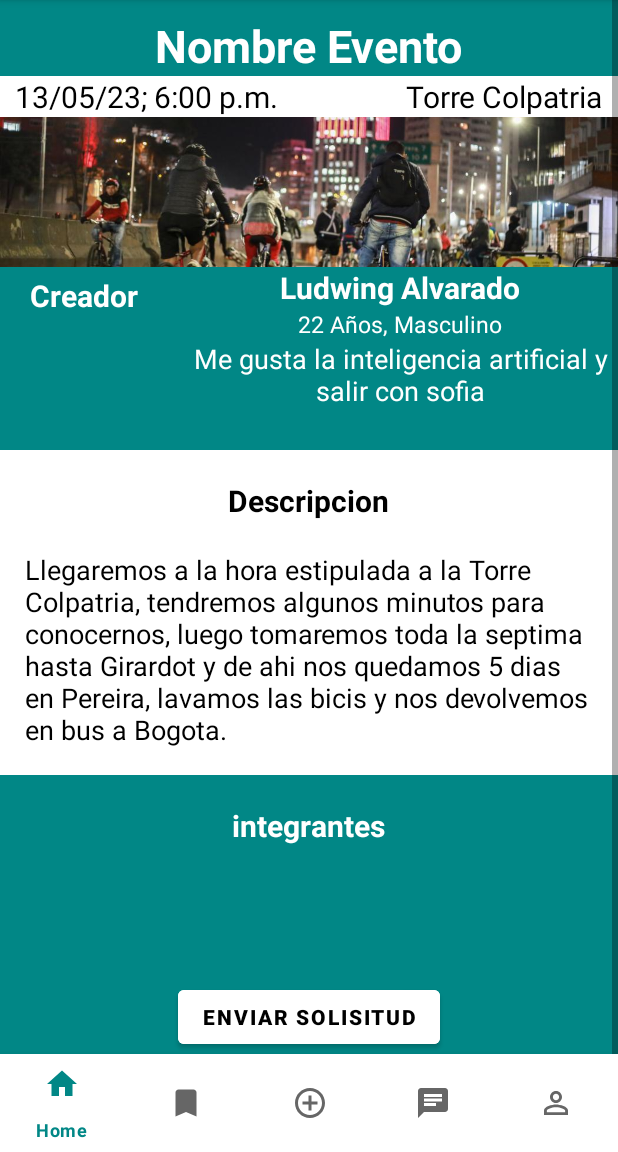
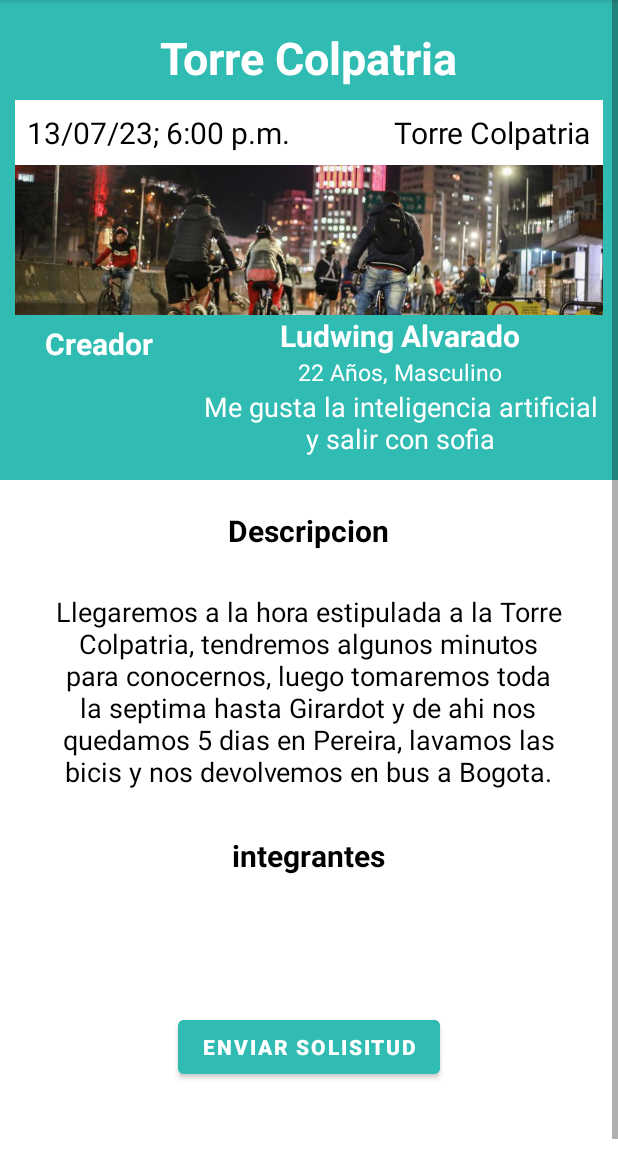
Before and after one commit to juliandvs/Parchelo, an Android app: the Principal screen opened through its navigation route, after a tap on an icon or button, on a phone screen of 412 x 824 dp, the part 84-1236 px from its top. Run offline under Robolectric (Android 15) with nearby library versions, the phone set to English and light mode, and no system bars; our stand-ins replace CircleImageView, Room's generated code, navigation-ui.

Commit message:
Paso de informacion de recycler a evento

```diff
--- a/app/src/main/java/com/example/parchelo/Evento.kt
+++ b/app/src/main/java/com/example/parchelo/Evento.kt
@@ -5,20 +5,29 @@ import androidx.fragment.app.Fragment
 import android.view.LayoutInflater
 import android.view.View
 import android.view.ViewGroup
+import androidx.core.view.isGone
+import androidx.navigation.fragment.navArgs
 import com.example.parchelo.databinding.FragmentEventoBinding
-
+import com.google.android.material.bottomnavigation.BottomNavigationView
 
 
 class Evento : Fragment() {
 
+
+    private val args: EventoArgs by navArgs()
     private lateinit var binding : FragmentEventoBinding
-
+    private lateinit var bar: BottomNavigationView
     override fun onCreateView(
         inflater: LayoutInflater, container: ViewGroup?,
         savedInstanceState: Bundle?
     ): View? {
         binding = FragmentEventoBinding.inflate(inflater, container, false)
         val root = binding.root
+        bar = requireActivity().findViewById(R.id.bottomNavBar)
+        bar.isGone = true
+        binding.tituloEventoDetalles.setText(args.Titulo)
+        binding.fechaEventoDetalles.setText(args.Fecha)
+        binding.tituloEventoDetalles.setText(args.Lugar)
         return root
     }
 
--- a/app/src/main/java/com/example/parchelo/Inicio.kt
+++ b/app/src/main/java/com/example/parchelo/Inicio.kt
@@ -53,7 +53,7 @@ class Inicio : Fragment() {
                 )
                 //Se verifica que el usuario este dentro de la base de datos
                 if(usuario != null){
-                    findNavController().navigate(InicioDirections.actionInicioToPrincipal(Email = binding.textInputLayoutEmail.editText?.text.toString()))
+                    findNavController().navigate(R.id.action_inicio_to_principal)
                 }else{
                     Toast.makeText(requireContext(), "Usuario y/o contraseña no existe.", Toast.LENGTH_LONG).show()
                 }
--- a/app/src/main/java/com/example/parchelo/Principal.kt
+++ b/app/src/main/java/com/example/parchelo/Principal.kt
@@ -1,14 +1,13 @@
 package com.example.parchelo
 
 import android.os.Bundle
+import android.view.KeyEvent
 import androidx.fragment.app.Fragment
 import android.view.LayoutInflater
 import android.view.View
 import android.view.ViewGroup
-import android.widget.Toast
 import androidx.core.view.isGone
 import androidx.navigation.fragment.findNavController
-import androidx.navigation.fragment.navArgs
 import androidx.recyclerview.widget.LinearLayoutManager
 import com.example.parchelo.databinding.FragmentPrincipalBinding
 import com.example.parchelo.recycler.Evento
@@ -25,6 +24,7 @@ class Principal : Fragment() {
 
     override fun onViewCreated(view: View, savedInstanceState: Bundle?) {
         super.onViewCreated(view, savedInstanceState)
+        setupBackPressListener()
     }
 
     override fun onCreateView(
@@ -72,8 +72,15 @@ class Principal : Fragment() {
     }
 
     fun onItemselected(evento: Evento){
-        findNavController().navigate(R.id.action_principal_to_evento)
-        Toast.makeText(requireContext(),evento.titulo,Toast.LENGTH_SHORT).show()
+        findNavController().navigate(PrincipalDirections.actionPrincipalToEvento(Titulo = evento.titulo, Fecha = evento.fecha, Lugar = evento.lugar))
+    }
+
+    private fun setupBackPressListener() {
+        this.view?.isFocusableInTouchMode = true
+        this.view?.requestFocus()
+        this.view?.setOnKeyListener { _, keyCode, _ ->
+            keyCode == KeyEvent.KEYCODE_BACK
+        }
     }
 
 
--- a/app/src/main/res/layout/fragment_evento.xml
+++ b/app/src/main/res/layout/fragment_evento.xml
@@ -5,7 +5,7 @@
     xmlns:tools="http://schemas.android.com/tools"
     android:layout_width="match_parent"
     android:layout_height="match_parent"
-    android:background="@color/principal"
+    android:background="#31BCB3"
     tools:context=".Evento">
 
     <ScrollView
@@ -26,16 +26,17 @@
                 android:layout_height="wrap_content"
                 android:orientation="vertical">
                 <RelativeLayout
+                    android:layout_margin="10sp"
                     android:id="@+id/relativeLayout"
                     android:layout_width="match_parent"
                     android:layout_height="300dp"
-                    android:background="@color/principal"
                     app:layout_constraintEnd_toEndOf="parent"
                     app:layout_constraintStart_toStartOf="parent"
                     app:layout_constraintTop_toTopOf="parent">
 
                     <TextView
                         android:id="@+id/titulo_evento_detalles"
+                        android:layout_margin="8sp"
                         android:layout_width="wrap_content"
                         android:layout_height="wrap_content"
                         android:layout_centerHorizontal="true"
@@ -55,6 +56,7 @@
 
                         <TextView
                             android:id="@+id/fecha_evento_detalles"
+                            android:layout_margin="8sp"
                             android:layout_width="wrap_content"
                             android:layout_height="wrap_content"
                             android:text="13/05/23; 6:00 p.m."
@@ -63,6 +65,8 @@
                             android:textSize="20sp" />
 
                         <TextView
+                            android:id="@+id/lugar_evento_detalles"
+                            android:layout_margin="8sp"
                             android:layout_width="wrap_content"
                             android:layout_height="wrap_content"
                             android:layout_alignParentEnd="true"
@@ -177,6 +181,7 @@
                         app:layout_constraintStart_toStartOf="parent" />
 
                     <TextView
+                        android:padding="8dp"
                         android:id="@+id/descripcion_evento"
                         android:layout_width="378dp"
                         android:layout_height="149dp"
@@ -184,12 +189,14 @@
                         android:layout_centerHorizontal="true"
                         android:layout_marginTop="20dp"
                         android:text="Llegaremos a la hora estipulada a la Torre Colpatria, tendremos algunos minutos para conocernos, luego tomaremos toda la septima hasta Girardot y de ahi nos quedamos 5 dias en Pereira, lavamos las bicis y nos devolvemos en bus a Bogota."
+                        android:textAlignment="center"
                         android:textColor="@color/black"
                         android:textSize="18dp" />
                 </RelativeLayout>
 
                 <RelativeLayout
                     android:id="@+id/relativeLayout2"
+                    android:background="@color/white"
                     android:layout_width="match_parent"
                     android:layout_height="wrap_content"
                     app:layout_constraintEnd_toEndOf="parent"
@@ -204,7 +211,7 @@
                         android:layout_marginTop="20dp"
                         android:text="integrantes"
                         android:textAlignment="center"
-                        android:textColor="@color/white"
+                        android:textColor="@color/black"
                         android:textSize="20dp"
                         android:textStyle="bold"
                         app:layout_constraintEnd_toEndOf="parent"
@@ -282,8 +289,8 @@
                         android:layout_marginTop="30dp"
                         android:text="Enviar solisitud"
                         android:textStyle="bold"
-                        android:textColor="@color/black"
-                        android:backgroundTint="@color/white"
+                        android:textColor="@color/white"
+                        android:backgroundTint="#31BCB3"
                         android:layout_below="@+id/integrante1"
                         app:layout_constraintEnd_toEndOf="parent"
                         app:layout_constraintStart_toStartOf="parent" />
@@ -294,7 +301,7 @@
                         android:layout_height="wrap_content"
                         android:layout_below="@+id/btn_enviar_solicitud"
                         android:layout_centerHorizontal="true"
-                        android:layout_marginTop="80dp"
+                        android:layout_marginTop="30dp"
                         android:text=""
                         android:textSize="18dp" />
 
@@ -305,7 +312,4 @@
             </LinearLayout>
         </ScrollView>
     </ScrollView>
-
-
-
 </androidx.constraintlayout.widget.ConstraintLayout>
--- a/app/src/main/res/navigation/main_graph.xml
+++ b/app/src/main/res/navigation/main_graph.xml
@@ -132,5 +132,15 @@
         android:id="@+id/evento"
         android:name="com.example.parchelo.Evento"
         android:label="fragment_evento"
-        tools:layout="@layout/fragment_evento" />
+        tools:layout="@layout/fragment_evento" >
+        <argument
+            android:name="Titulo"
+            app:argType="string" />
+        <argument
+            android:name="Fecha"
+            app:argType="string" />
+        <argument
+            android:name="Lugar"
+            app:argType="string" />
+    </fragment>
 </navigation>
```
